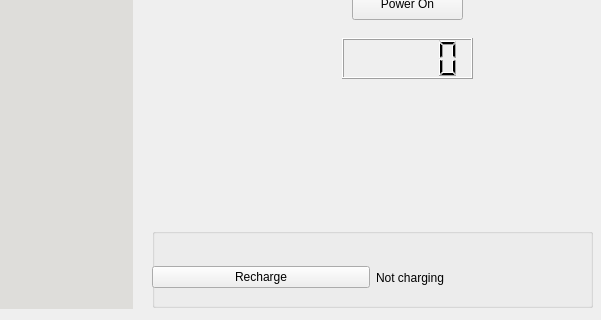
Qt form Team32-3004-Project/mainwindow.ui (Harry-Dinh/COMP-3004-F24-Final) before a commit; both pictures show x 338 to 939 and y 372 to 692 of the 939 by 692 pixel window.
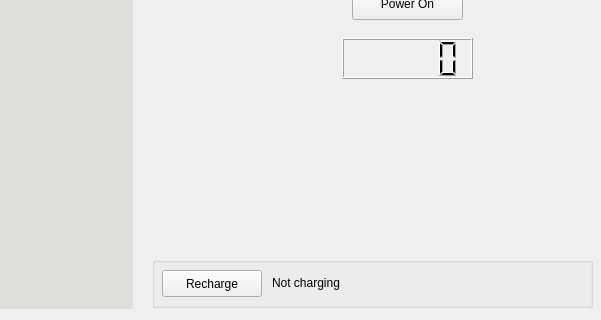
The same form after that commit. Icons and pictures are not drawn.

Diff of the .ui file:
```diff
--- a/Team32-3004-Project/mainwindow.ui
+++ b/Team32-3004-Project/mainwindow.ui
@@ -721,39 +721,39 @@
     <property name="geometry">
      <rect>
       <x>490</x>
-      <y>600</y>
+      <y>629</y>
       <width>441</width>
-      <height>80</height>
+      <height>51</height>
      </rect>
     </property>
     <property name="title">
      <string/>
     </property>
-    <widget class="QWidget" name="horizontalLayoutWidget">
+    <widget class="QPushButton" name="rechargeButton">
      <property name="geometry">
       <rect>
-       <x>0</x>
-       <y>19</y>
-       <width>441</width>
-       <height>61</height>
+       <x>10</x>
+       <y>13</y>
+       <width>100</width>
+       <height>27</height>
       </rect>
      </property>
-     <layout class="QHBoxLayout" name="horizontalLayout">
-      <item>
-       <widget class="QPushButton" name="rechargeButton">
-        <property name="text">
-         <string>Recharge</string>
-        </property>
-       </widget>
-      </item>
-      <item>
-       <widget class="QLabel" name="chargeStatus">
-        <property name="text">
-         <string>Not charging</string>
-        </property>
-       </widget>
-      </item>
-     </layout>
+     <property name="text">
+      <string>Recharge</string>
+     </property>
+    </widget>
+    <widget class="QLabel" name="chargeStatus">
+     <property name="geometry">
+      <rect>
+       <x>120</x>
+       <y>15</y>
+       <width>216</width>
+       <height>21</height>
+      </rect>
+     </property>
+     <property name="text">
+      <string>Not charging</string>
+     </property>
     </widget>
    </widget>
   </widget>
```
Left out of the diff: 7 changed lines with no effect on the pictures.
